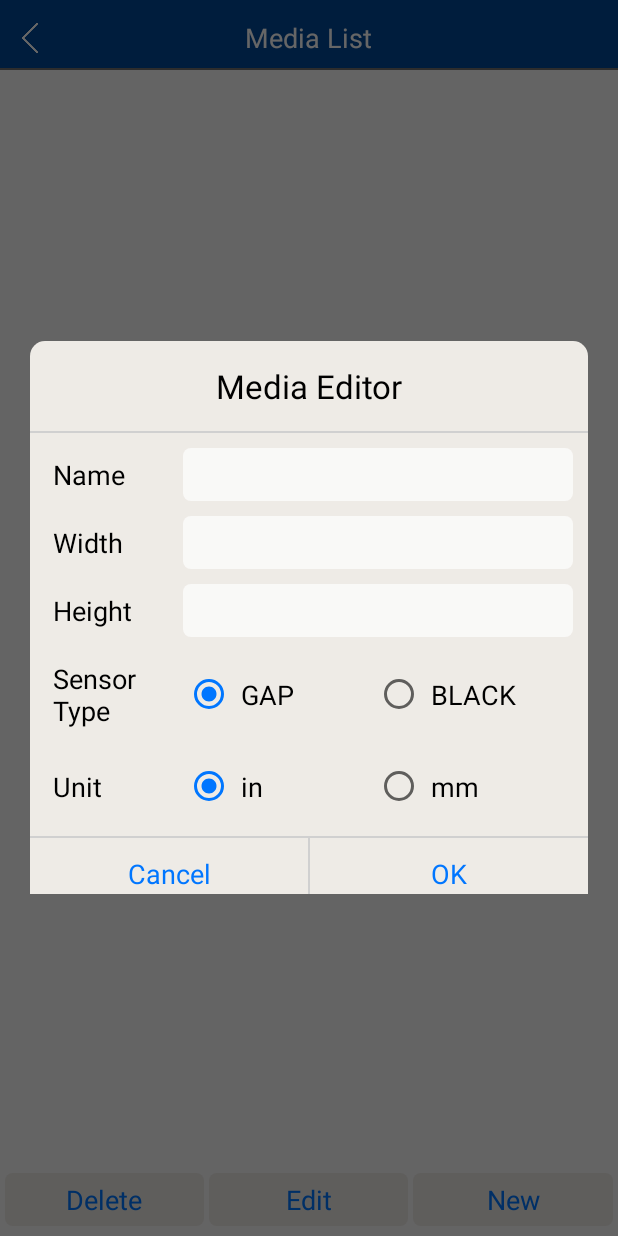
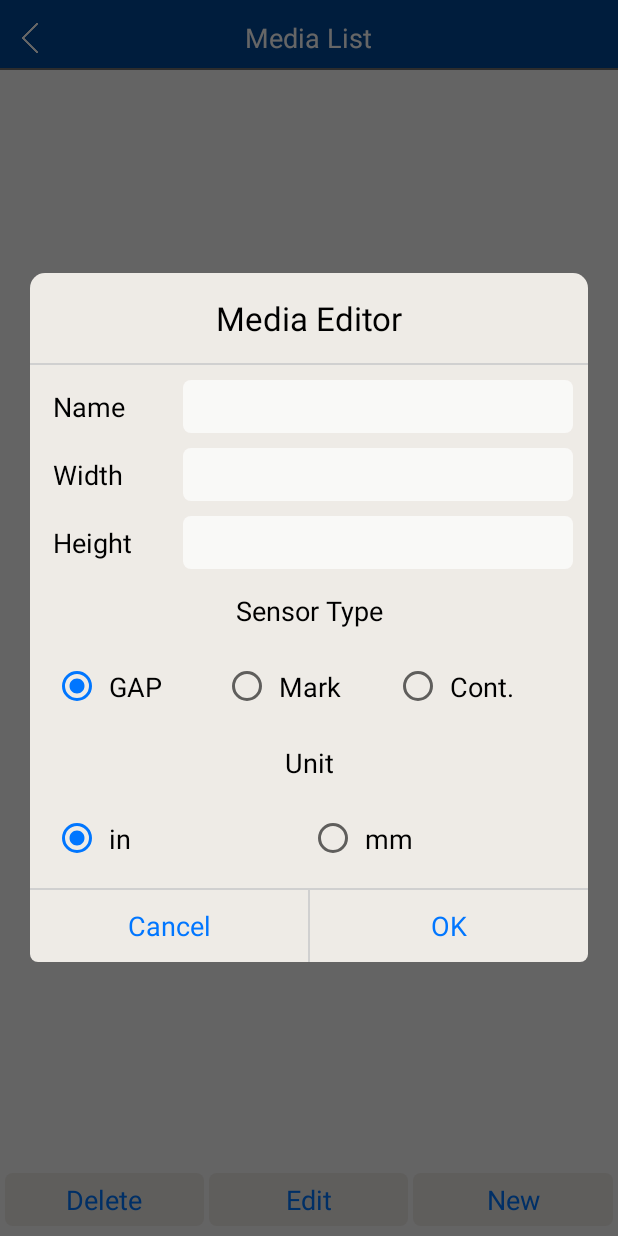
Before and after one commit to BessaProjects/TSC_Utility, an Android app: the MediaSettingActivity screen opened directly, with no data from a screen before it, after a tap on "New", on a phone screen of 412 x 824 dp. Run offline under Robolectric (Android 15) with nearby library versions, the phone set to English and light mode, and no system bars; our stand-ins replace ButterKnife; libraries missing offline, so code that uses them is left out: com.afollestad.materialdialogs, com.facebook.drawee, com.kaopiz.kprogresshud, rebus.permissionutils; plain views replace SimpleDraweeView.

Commit message:
add continue sensor type

```diff
--- a/app/src/main/java/com/tsc/printutility/Entity/MediaInfo.java
+++ b/app/src/main/java/com/tsc/printutility/Entity/MediaInfo.java
@@ -7,6 +7,8 @@ public class MediaInfo {
 
     public final static String SENSOR_TYPE_GAP = "gap";
     public final static String SENSOR_TYPE_BLACK = "black";
+    public final static String SENSOR_TYPE_CONTINUE = "continue";
+
     long id;
     String name;
     double width;
--- a/app/src/main/res/layout/dialog_mediainfo_editor.xml
+++ b/app/src/main/res/layout/dialog_mediainfo_editor.xml
@@ -85,15 +85,21 @@
 
             </LinearLayout>
 
+            <TextView
+                style="@style/style_text_mediainfo_title"
+                android:layout_width="match_parent"
+                android:layout_gravity="center"
+                android:gravity="center"
+                android:layout_marginTop="10dp"
+                android:text="Sensor Type" />
+
+
             <LinearLayout
                 android:layout_width="match_parent"
                 android:layout_height="wrap_content"
                 android:layout_marginTop="10dp"
                 android:orientation="horizontal">
 
-                <TextView
-                    style="@style/style_text_mediainfo_title"
-                    android:text="Sensor Type" />
 
                 <LinearLayout
                     style="@style/style_edittext_mediainfo_title"
@@ -108,20 +114,29 @@
                     <RadioButton
                         android:id="@+id/mediainfo_editor_type_black"
                         style="@style/style_text_mediainfo_title"
-                        android:text="BLACK" />
+                        android:text="Mark" />
+
+                    <RadioButton
+                        android:id="@+id/mediainfo_editor_type_continue"
+                        style="@style/style_text_mediainfo_title"
+                        android:text="Cont." />
 
                 </LinearLayout>
             </LinearLayout>
+
+            <TextView
+                style="@style/style_text_mediainfo_title"
+                android:layout_width="match_parent"
+                android:layout_gravity="center"
+                android:gravity="center"
+                android:layout_marginTop="10dp"
+                android:text="Unit" />
 
             <LinearLayout
                 android:layout_width="match_parent"
                 android:layout_height="wrap_content"
                 android:layout_marginTop="10dp"
                 android:orientation="horizontal">
-
-                <TextView
-                    style="@style/style_text_mediainfo_title"
-                    android:text="Unit" />
 
                 <LinearLayout
                     style="@style/style_edittext_mediainfo_title"
--- a/app/src/main/res/values/styles.xml
+++ b/app/src/main/res/values/styles.xml
@@ -36,6 +36,12 @@
     <style name="style_text_mediainfo_title" parent="style_default_text">
         <item name="android:layout_width">0dp</item>
         <item name="android:layout_weight">1</item>
+    </style>
+
+    <style name="style_text_mediainfo_sub" parent="style_default_text">
+        <item name="android:layout_width">0dp</item>
+        <item name="android:layout_weight">1</item>
+        <item name="android:textSize">14sp</item>
     </style>
 
     <style name="style_edittext_mediainfo_title" parent="style_default_edittext">
```
Also changed, not shown: app/src/main/java/com/tsc/printutility/Entity/DeviceInfo.java (+8 -0 lines), app/src/main/java/com/tsc/printutility/View/MediaSettingActivity.java (+46 -9 lines).
